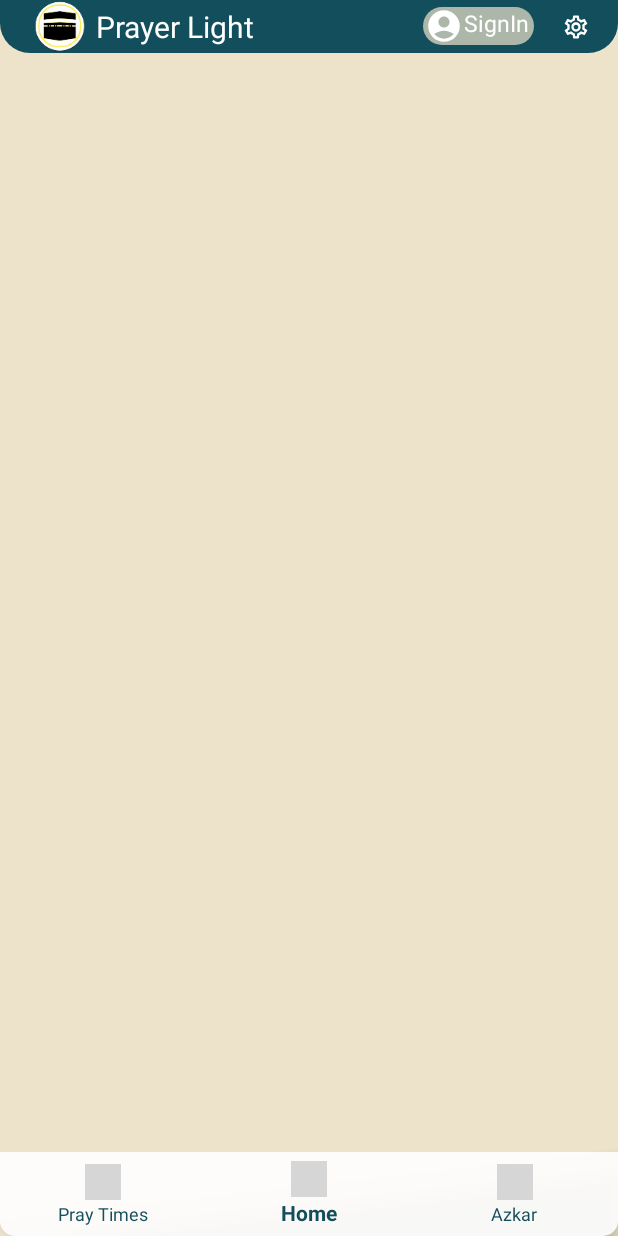
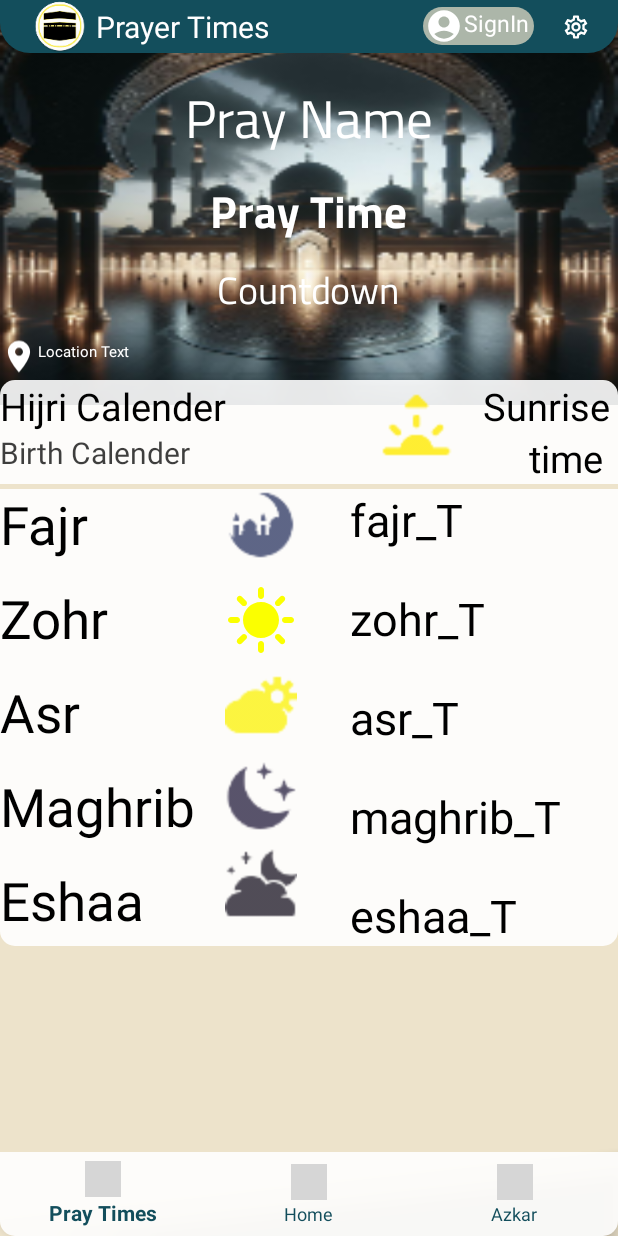
Before and after one commit to Ahmednasser21/PrayerLight, an Android app: the MainActivity screen opened directly, with no data from a screen before it, on a phone screen of 412 x 824 dp. Run offline under Robolectric (Android 15) with nearby library versions, the light colour scheme and no system bars; grey boxes are pictures that could not be loaded.

```diff
--- a/app/src/main/java/com/demo1/prayerlight/Azkar.kt
+++ b/app/src/main/java/com/demo1/prayerlight/Azkar.kt
@@ -5,6 +5,7 @@ import android.view.LayoutInflater
 import android.view.View
 import android.view.ViewGroup
 import androidx.fragment.app.Fragment
+import com.demo1.prayerlight.databinding.FragmentMainBinding
 
 // TODO: Rename parameter arguments, choose names that match
 // the fragment initialization parameters, e.g. ARG_ITEM_NUMBER
@@ -20,6 +21,7 @@ class Azkar : Fragment() {
     // TODO: Rename and change types of parameters
     private var param1: String? = null
     private var param2: String? = null
+    lateinit var binding: FragmentMainBinding
     override fun onCreate(savedInstanceState: Bundle?) {
         super.onCreate(savedInstanceState)
         arguments?.let {
--- a/app/src/main/java/com/demo1/prayerlight/LanguageActivity.kt
+++ b/app/src/main/java/com/demo1/prayerlight/LanguageActivity.kt
@@ -12,8 +12,8 @@ class LanguageActivity : AppCompatActivity() {
         binding = ActivityLanguageBinding.inflate(layoutInflater)
         setContentView(binding.root)
         binding.next.setOnClickListener{
-            val intent = Intent(this, AlarmSettings::class.java)
-            startActivity(intent)
+            val intentt = Intent(this, AlarmSettings::class.java)
+            startActivity(intentt)
         }
     }
 }
--- a/app/src/main/java/com/demo1/prayerlight/LocationActivity.kt
+++ b/app/src/main/java/com/demo1/prayerlight/LocationActivity.kt
@@ -28,8 +28,8 @@ class LocationActivity : AppCompatActivity() {
         setContentView(binding.root)
 
         binding.previous.setOnClickListener{
-            val intent = Intent(this,AlarmSettings::class.java)
-            startActivity(intent)
+            val intentt = Intent(this,AlarmSettings::class.java)
+            startActivity(intentt)
         }
         binding.next.setOnClickListener{
             if (checkSelfPermission()){
--- a/app/src/main/java/com/demo1/prayerlight/Main.kt
+++ b/app/src/main/java/com/demo1/prayerlight/Main.kt
@@ -92,7 +92,7 @@ class Main : Fragment(), LocationListener {
         val geocoder = Geocoder(requireContext(), Locale.getDefault())
         val addresses: List<Address> = geocoder.getFromLocation(latitude, longitude, 1) as List<Address>
         val placeName = addresses[0].getAddressLine(0)
-        binding.locationText.text =placeName.toString()
+        binding.locationText.text =placeName
     }
 
     override fun onProviderEnabled(provider: String) {
--- a/app/src/main/java/com/demo1/prayerlight/MainActivity.kt
+++ b/app/src/main/java/com/demo1/prayerlight/MainActivity.kt
@@ -33,7 +33,7 @@ class MainActivity : AppCompatActivity() {
             true
         }
 
-        binding.bottomNavBar.selectedItemId = R.id.home
+        binding.bottomNavBar.selectedItemId = R.id.pray
 
 //        =========== End of handling Tab layout =================
     }
--- /dev/null
+++ b/app/src/main/java/com/demo1/prayerlight/PagerAdapter.kt
@@ -0,0 +1,21 @@
+package com.demo1.prayerlight
+
+import androidx.fragment.app.Fragment
+import androidx.fragment.app.FragmentActivity
+import androidx.viewpager2.adapter.FragmentStateAdapter
+
+class PagerAdapter (fragmentActivity: FragmentActivity) : FragmentStateAdapter(fragmentActivity) {
+    override fun getItemCount(): Int {
+        return 3
+    }
+
+    override fun createFragment(position: Int): Fragment {
+        var fragment : Fragment?= null
+        when (position){
+            1-> fragment = PrayerTimes()
+            0-> fragment = Main()
+            2-> fragment = Azkar()
+        }
+        return fragment!!
+    }
+}
--- a/app/src/main/java/com/demo1/prayerlight/PrayerTimes.kt
+++ b/app/src/main/java/com/demo1/prayerlight/PrayerTimes.kt
@@ -5,6 +5,7 @@ import android.view.LayoutInflater
 import android.view.View
 import android.view.ViewGroup
 import androidx.fragment.app.Fragment
+import com.demo1.prayerlight.databinding.FragmentPrayerTimesBinding
 
 // TODO: Rename parameter arguments, choose names that match
 // the fragment initialization parameters, e.g. ARG_ITEM_NUMBER
@@ -20,6 +21,7 @@ class PrayerTimes : Fragment() {
     // TODO: Rename and change types of parameters
     private var param1: String? = null
     private var param2: String? = null
+    lateinit var binding: FragmentPrayerTimesBinding
     override fun onCreate(savedInstanceState: Bundle?) {
         super.onCreate(savedInstanceState)
         arguments?.let {
--- a/app/src/main/res/layout/activity_alarm_settings.xml
+++ b/app/src/main/res/layout/activity_alarm_settings.xml
@@ -156,7 +156,7 @@
         android:textSize="25sp" />
         <Button
             android:id="@+id/previous"
-            android:layout_width="180dp"
+            android:layout_width="181dp"
             android:layout_height="wrap_content"
             android:layout_alignParentBottom="true"
             android:layout_alignParentStart="true"
--- a/app/src/main/res/layout/activity_language.xml
+++ b/app/src/main/res/layout/activity_language.xml
@@ -183,7 +183,7 @@
 
         <Button
             android:id="@+id/next"
-            android:layout_width="180dp"
+            android:layout_width="181dp"
             android:layout_height="wrap_content"
             android:layout_alignParentEnd="true"
             android:layout_below="@+id/checkbox"
--- a/app/src/main/res/layout/activity_location.xml
+++ b/app/src/main/res/layout/activity_location.xml
@@ -78,7 +78,7 @@
 
     <Button
         android:id="@+id/next"
-        android:layout_width="180dp"
+        android:layout_width="181dp"
         android:layout_height="wrap_content"
         android:layout_alignParentEnd="true"
         android:layout_alignParentBottom="true"
@@ -95,7 +95,7 @@
 
         <Button
             android:id="@+id/previous"
-            android:layout_width="180dp"
+            android:layout_width="181dp"
             android:layout_height="wrap_content"
             android:layout_alignParentStart="true"
             android:layout_alignParentBottom="true"
--- a/app/src/main/res/layout/activity_main.xml
+++ b/app/src/main/res/layout/activity_main.xml
@@ -9,14 +9,19 @@
     <androidx.viewpager2.widget.ViewPager2
         android:layout_width="match_parent"
         android:layout_height="match_parent"
-        android:id="@+id/viewer_pager"/>
+        android:id="@+id/viewer_pager"
+        android:layout_gravity="center"/>
+
     <com.google.android.material.bottomnavigation.BottomNavigationView
         android:id="@+id/bottom_nav_bar"
         android:layout_width="match_parent"
         android:layout_height="wrap_content"
         android:layout_gravity="bottom"
-        app:menu="@menu/bottom_nav_menu"
         android:background="@drawable/main_back2"
         app:itemIconTint="@color/second"
-        app:itemTextColor="@color/second"/>
+        app:itemTextColor="@color/second"
+        app:labelVisibilityMode="auto"
+        app:menu="@menu/bottom_nav_menu" />
+
+
 </FrameLayout>
--- a/app/src/main/res/layout/fragment_main.xml
+++ b/app/src/main/res/layout/fragment_main.xml
@@ -7,7 +7,7 @@
 
     <ImageView
         android:layout_width="match_parent"
-            android:layout_height="268dp"
+        android:layout_height="270dp"
         android:layout_alignParentStart="true"
         android:layout_alignParentTop="true"
         android:contentDescription="@string/app_name"
--- a/app/src/main/res/menu/bottom_nav_menu.xml
+++ b/app/src/main/res/menu/bottom_nav_menu.xml
@@ -9,5 +9,5 @@
         android:icon="@drawable/outline_home_app_logo_24"/>
     <item android:id="@+id/azkar"
         android:title="@string/azkar"
-        android:icon="@drawable/ic_prayer_beads"/>
+        android:icon="@drawable/ic_prayer"/>
 </menu>
--- a/app/src/main/res/values/strings.xml
+++ b/app/src/main/res/values/strings.xml
@@ -48,8 +48,8 @@
     <string name="home">Home</string>
     <string name="azkar">Azkar</string>
     <string name="pray">Pray Times</string>
-    <string name="hello_blank_fragment">Hello blank fragment</string>
-    <string name="location_permission_msg">Location permission must be granted to be able to continue</string>
+    <string name="hello_blank_fragment">Hello blankk fragment</string>
+    <string name="location_permission_msg">location permission must be granted in order to continue</string>
 
 
 </resources>
```
Also changed, not shown: app/src/main/java/com/demo1/prayerlight/AlarmSettings.kt (+6 -6 lines), app/src/main/res/layout/fragment_azkar.xml (added, +14 -0 lines), app/src/main/res/layout/fragment_prayer_times.xml (added, +14 -0 lines). Lines whose indentation alone changed are shown as unchanged.
